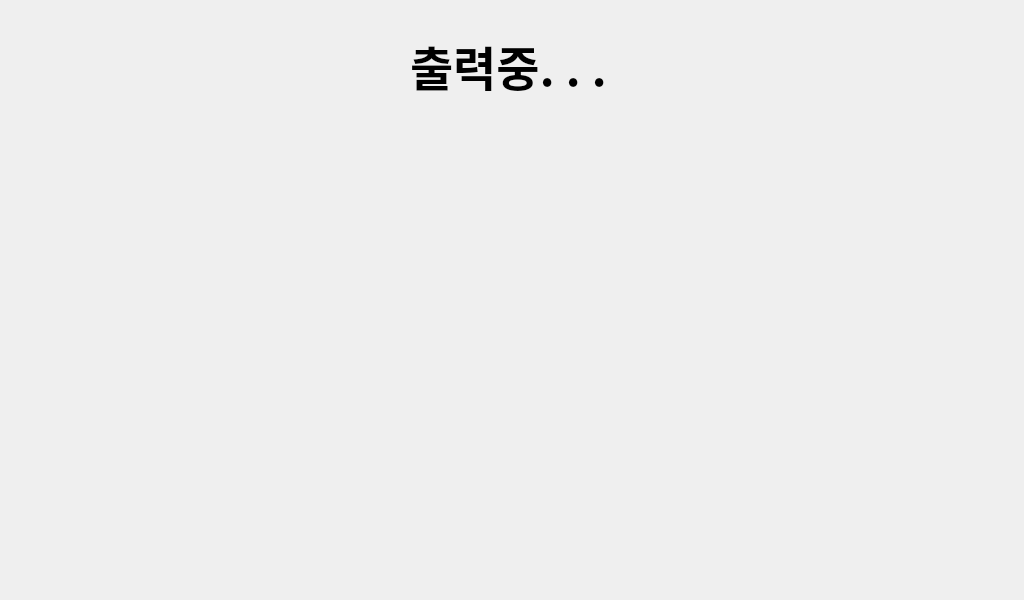
Old version of the form IoT/PrintPage.ui in the repository cmkds/job-tender-project.
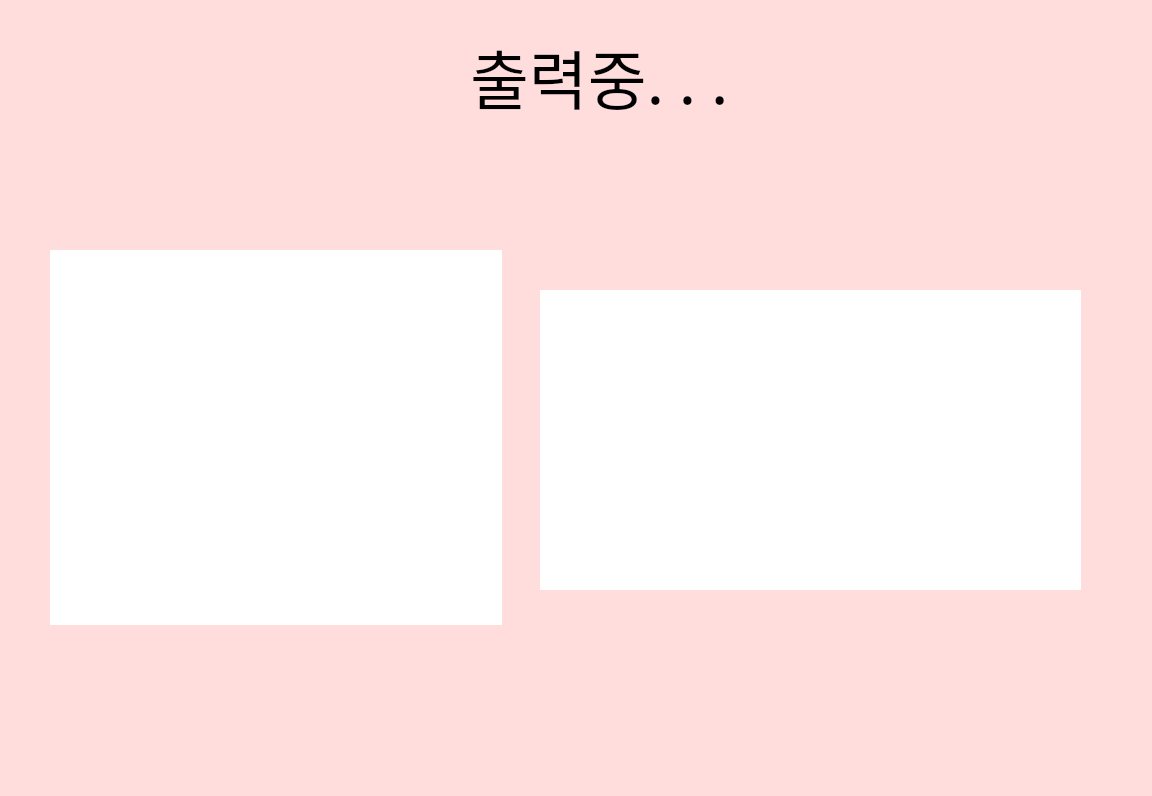
New version of the form.

```diff
--- a/IoT/PrintPage.ui
+++ b/IoT/PrintPage.ui
@@ -6,34 +6,69 @@
    <rect>
     <x>0</x>
     <y>0</y>
-    <width>1024</width>
-    <height>600</height>
+    <width>1152</width>
+    <height>796</height>
    </rect>
   </property>
   <property name="windowTitle">
    <string>Form</string>
   </property>
+  <property name="styleSheet">
+   <string notr="true">background-color: rgb(255, 221, 221);</string>
+  </property>
   <widget class="QLabel" name="label">
    <property name="geometry">
     <rect>
-     <x>410</x>
-     <y>20</y>
+     <x>470</x>
+     <y>30</y>
      <width>341</width>
      <height>91</height>
     </rect>
    </property>
    <property name="font">
     <font>
-     <family>휴먼편지체</family>
-     <pointsize>35</pointsize>
-     <weight>75</weight>
-     <bold>true</bold>
+     <family>강원교육모두 Bold</family>
+     <pointsize>48</pointsize>
+     <weight>50</weight>
+     <bold>false</bold>
     </font>
    </property>
    <property name="text">
     <string>출력중. . .</string>
    </property>
   </widget>
+  <widget class="QLabel" name="img">
+   <property name="geometry">
+    <rect>
+     <x>50</x>
+     <y>250</y>
+     <width>452</width>
+     <height>375</height>
+    </rect>
+   </property>
+   <property name="styleSheet">
+    <string notr="true">background-color: rgb(255, 255, 255);</string>
+   </property>
+   <property name="text">
+    <string/>
+   </property>
+  </widget>
+  <widget class="QLabel" name="addr">
+   <property name="geometry">
+    <rect>
+     <x>540</x>
+     <y>290</y>
+     <width>541</width>
+     <height>300</height>
+    </rect>
+   </property>
+   <property name="styleSheet">
+    <string notr="true">background-color: rgb(255, 255, 255);</string>
+   </property>
+   <property name="text">
+    <string/>
+   </property>
+  </widget>
  </widget>
  <resources/>
  <connections/>
```
